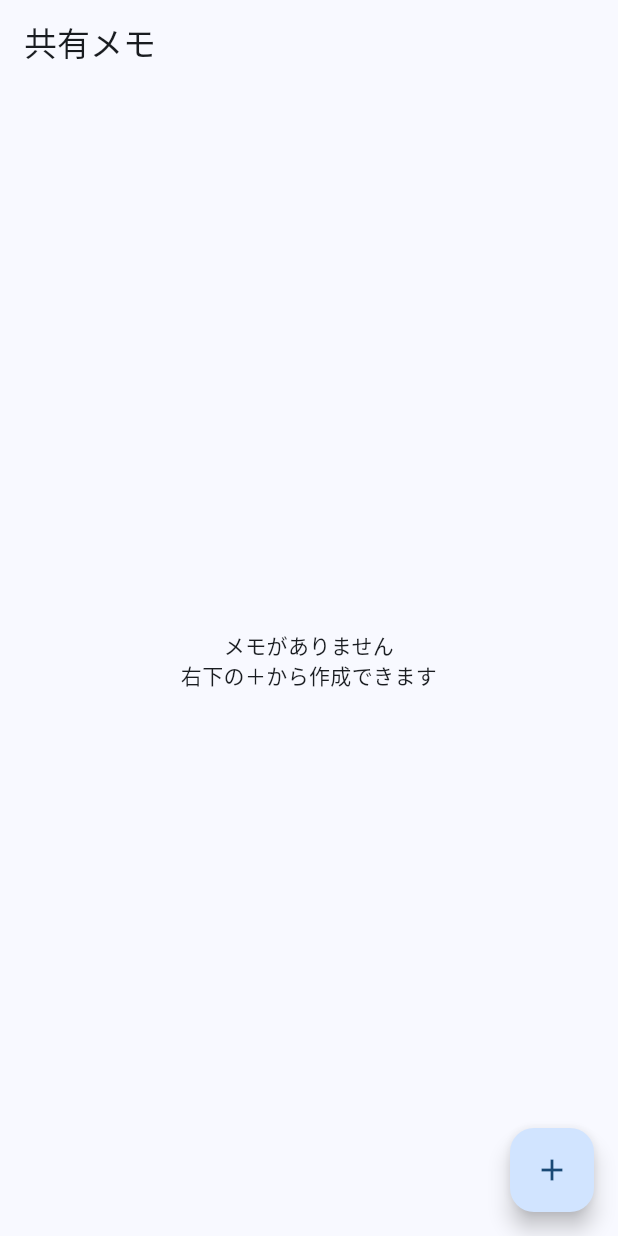
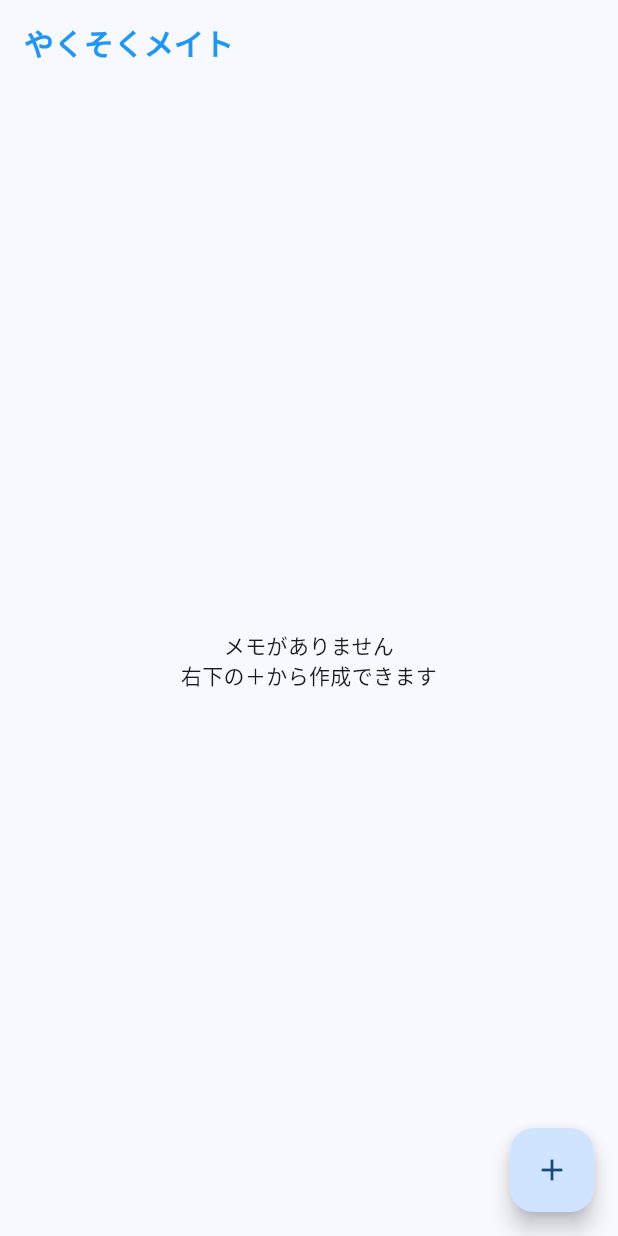
Before and after one commit to yosshi0511/boukyaku-yakusokumeito-review, a Flutter app: the screen it shows after launch, on a phone screen of 412 x 824 dp. Run offline on Flutter 3.47's test engine with Material 3 defaults, Android fonts, the phone set to English and light mode, and no system bars.

Commit message:
タイトル色変更

```diff
--- a/yakusoku_mate/lib/main.dart
+++ b/yakusoku_mate/lib/main.dart
@@ -85,7 +85,13 @@ class _MemoListPageState extends State<MemoListPage> {
   Widget build(BuildContext context) {
     return Scaffold(
       appBar: AppBar(
-        title: const Text('共有メモ'),
+        title: const Text('やくそくメイト',
+        style: TextStyle(
+          fontSize: 20,
+          fontWeight: FontWeight.bold,
+          color: Colors.blue,
+        ),
+        ),
       ),
 
       body: memos.isEmpty
```
